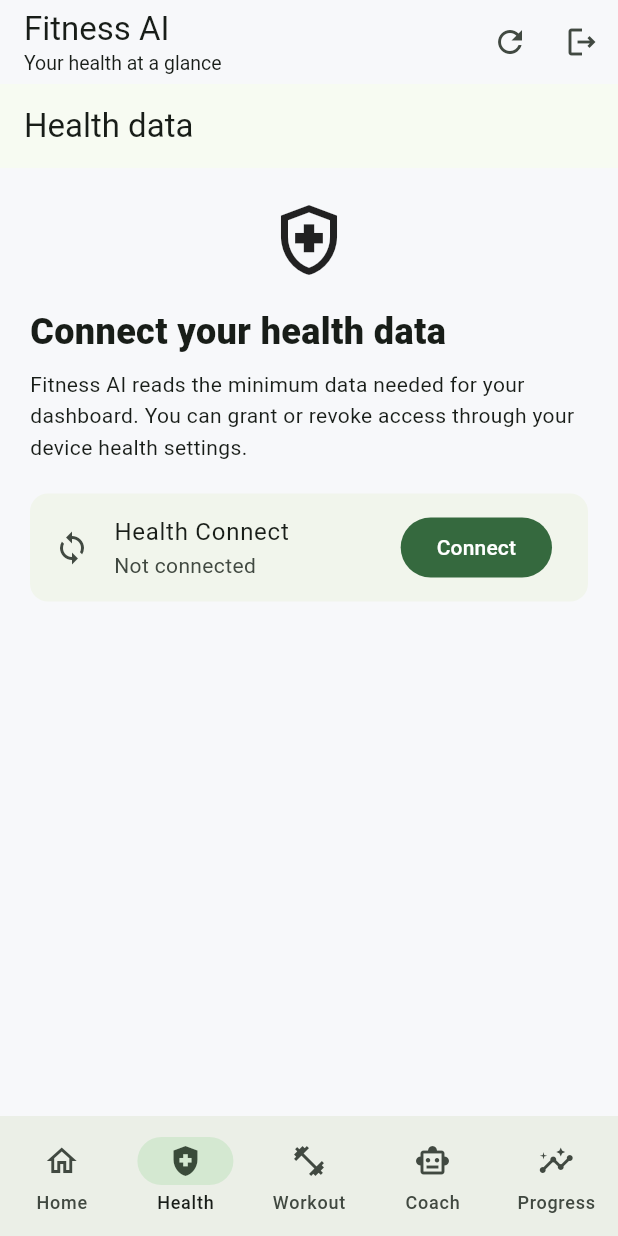
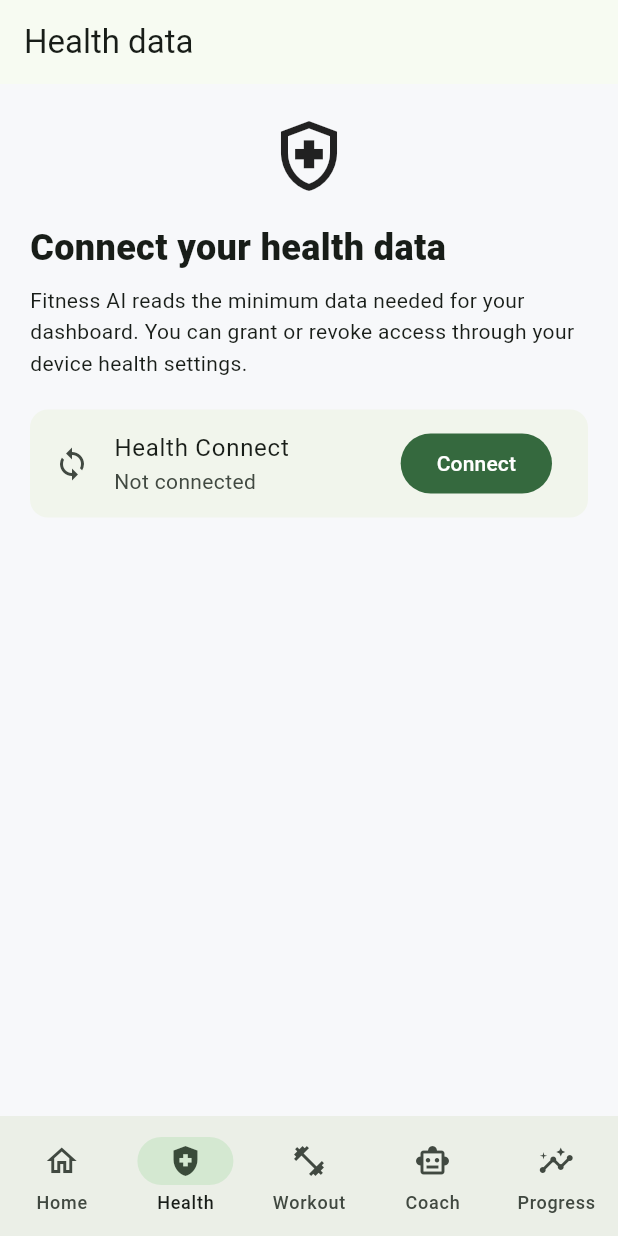
Before and after one commit to sandipp00/fitness-ai-platform, a Flutter app: the DashboardScreen screen opened directly, item 2 of the bottom bar chosen, on a phone screen of 412 x 824 dp. Run offline on Flutter 3.47's test engine with Material 3 defaults, Android fonts, the phone set to English and light mode, and no system bars; our stand-ins replace shared_preferences; missing offline and left inert: health, workmanager; accounts and stored records are empty; network calls fail.

Commit message:
Refine mobile navigation layout

```diff
--- a/mobile/lib/screens/dashboard_screen.dart
+++ b/mobile/lib/screens/dashboard_screen.dart
@@ -63,9 +63,8 @@ class _DashboardScreenState extends State<DashboardScreen> {
 
   @override
   Widget build(BuildContext context) {
-    final d = data;
     return Scaffold(
-      appBar: AppBar(
+      appBar: _selectedIndex == 0 ? AppBar(
         backgroundColor: Colors.transparent,
         title: const Column(
           crossAxisAlignment: CrossAxisAlignment.start,
@@ -78,17 +77,8 @@ class _DashboardScreenState extends State<DashboardScreen> {
           IconButton(onPressed: load, icon: const Icon(Icons.refresh)),
           IconButton(onPressed: logout, icon: const Icon(Icons.logout_outlined)),
         ],
-      ),
-      body: IndexedStack(
-        index: _selectedIndex,
-        children: [
-          _dashboardContent(),
-          const HealthScreen(),
-          const WorkoutPlanScreen(),
-          const CoachScreen(),
-          const ProgressScreen(),
-        ],
-      ),
+      ) : null,
+      body: _selectedPage(),
       bottomNavigationBar: NavigationBar(
         selectedIndex: _selectedIndex,
         onDestinationSelected: (index) => setState(() => _selectedIndex = index),
@@ -101,6 +91,21 @@ class _DashboardScreenState extends State<DashboardScreen> {
         ],
       ),
     );
+  }
+
+  Widget _selectedPage() {
+    switch (_selectedIndex) {
+      case 1:
+        return const HealthScreen();
+      case 2:
+        return const WorkoutPlanScreen();
+      case 3:
+        return const CoachScreen();
+      case 4:
+        return const ProgressScreen();
+      default:
+        return _dashboardContent();
+    }
   }
 
   Widget _dashboardContent() {
```
